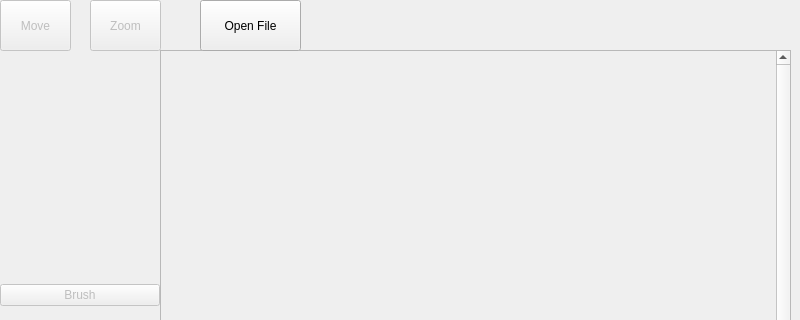
This is src/mainwindow.ui in robedpixel/SmartMonitor-Python as Qt 5 draws it before an edit; both pictures show x 0 to 800 and y 0 to 320 of the 800 by 600 pixel window. The edited form follows.
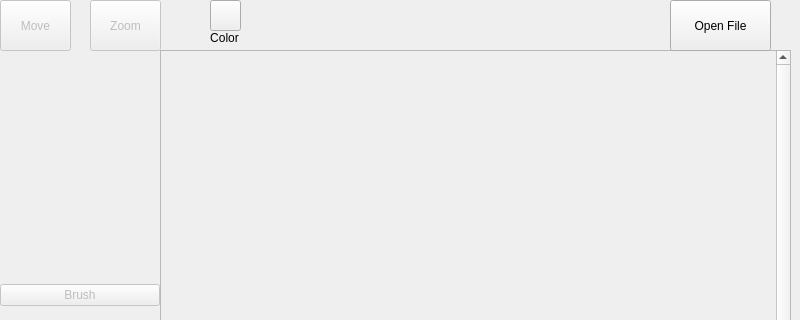
This is the edited form.

Commit message: added functionality to change color of brush)

Patch:
```diff
--- a/src/mainwindow.ui
+++ b/src/mainwindow.ui
@@ -65,7 +65,7 @@
    <widget class="QPushButton" name="fileopenButton">
     <property name="geometry">
      <rect>
-      <x>200</x>
+      <x>670</x>
       <y>0</y>
       <width>101</width>
       <height>51</height>
@@ -110,6 +110,35 @@
      <bool>true</bool>
     </property>
    </widget>
+   <widget class="QLabel" name="label">
+    <property name="geometry">
+     <rect>
+      <x>200</x>
+      <y>30</y>
+      <width>49</width>
+      <height>16</height>
+     </rect>
+    </property>
+    <property name="text">
+     <string>Color</string>
+    </property>
+    <property name="alignment">
+     <set>Qt::AlignCenter</set>
+    </property>
+   </widget>
+   <widget class="QPushButton" name="brushcolorButton">
+    <property name="geometry">
+     <rect>
+      <x>210</x>
+      <y>0</y>
+      <width>31</width>
+      <height>31</height>
+     </rect>
+    </property>
+    <property name="text">
+     <string/>
+    </property>
+   </widget>
   </widget>
   <widget class="QMenuBar" name="menubar">
    <property name="geometry">
```
The commit also changes 2 other files.
